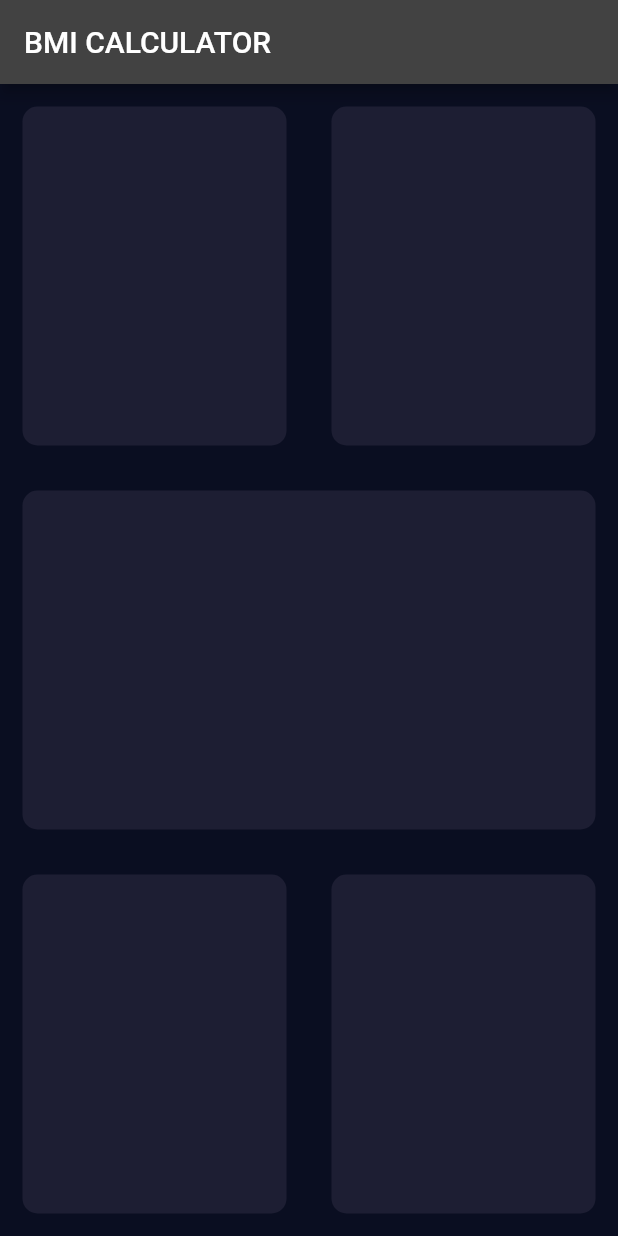
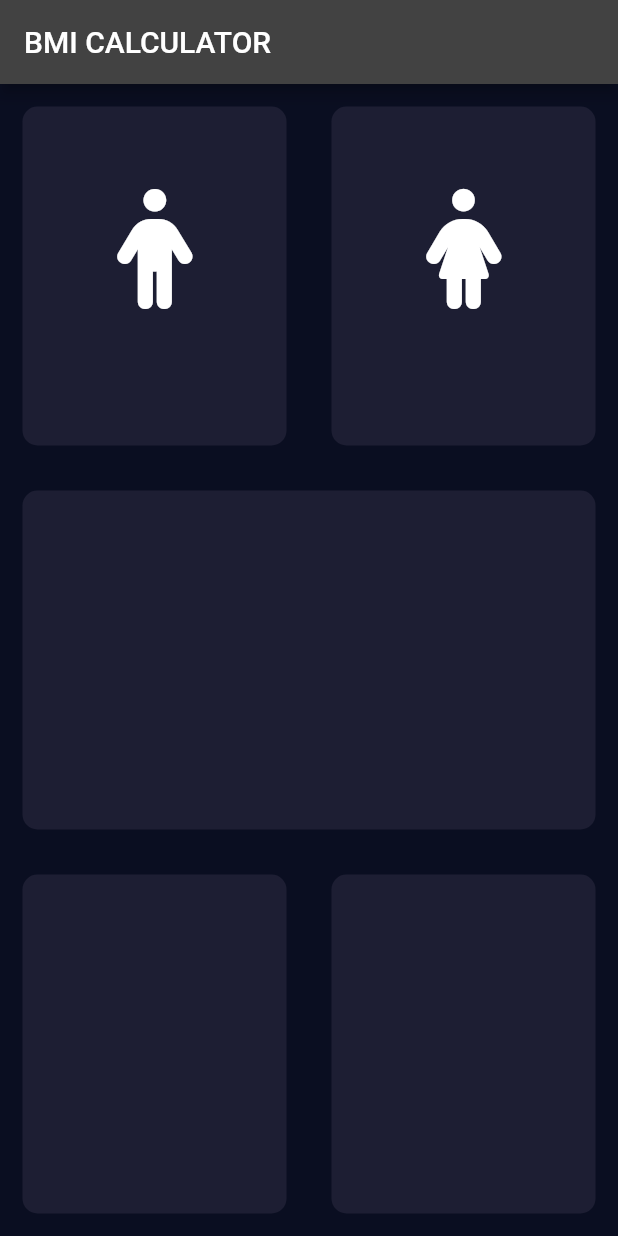
Before and after one commit to TayyebJamil/bmicalculatordesktop, a Flutter app: the screen it shows after launch, on a phone screen of 412 x 824 dp. Run offline on Flutter 3.47's test engine with Material 2 defaults, Android fonts, the phone set to English and light mode, and no system bars; our stand-ins replace font_awesome_flutter.

Commit message:
lec57/part04

```diff
--- a/lib/input_page.dart
+++ b/lib/input_page.dart
@@ -1,5 +1,6 @@
 import 'package:flutter/cupertino.dart';
 import 'package:flutter/material.dart';
+import 'package:font_awesome_flutter/font_awesome_flutter.dart';
 class InputPage extends StatefulWidget {
   @override
   _InputPageState createState() => _InputPageState();
@@ -18,9 +19,17 @@ class _InputPageState extends State<InputPage> {
             children: <Widget>[
               Expanded(child: RepeatcontainerCode(
                   colors: Color(0xFF1D1E33),
+                  cardwidget: RepeatIconandTextwidget(
+                    iconData: FontAwesomeIcons.male,
+                    label: 'Male',
+                  ),
               ),),
               Expanded(child: RepeatcontainerCode(
                 colors: Color(0xFF1D1E33),
+                cardwidget: RepeatIconandTextwidget(
+                  iconData: FontAwesomeIcons.female,
+                  label: 'Female',
+                ),
               ),),
             ],
           ),),
@@ -43,13 +52,43 @@ class _InputPageState extends State<InputPage> {
   }
 }
 
+class RepeatIconandTextwidget extends StatelessWidget {
+  RepeatIconandTextwidget({@required this.iconData,this.label});
+  final IconData iconData;
+  final String label;
+
+  @override
+  Widget build(BuildContext context) {
+    return Column(
+      mainAxisAlignment: MainAxisAlignment.center,
+      children: <Widget>[
+        Icon(
+          iconData,
+          size: 80.0,
+        ),
+        SizedBox(
+          height: 15.0,
+
+        ),
+        Text(label,
+          style: TextStyle(
+          fontSize: 18.0,
+          color: Color(0xFF1D1E33),
+        ),)
+      ],
+    );
+  }
+}
+
 class RepeatcontainerCode extends StatelessWidget {
-  RepeatcontainerCode({@required this.colors});
+  RepeatcontainerCode({@required this.colors,this.cardwidget});
    final Color colors;
+   final Widget cardwidget;
   @override
   Widget build(BuildContext context) {
     return Container(
       margin: EdgeInsets.all(15.0),
+      child: cardwidget,
       decoration: BoxDecoration(
         color: colors,
         borderRadius: BorderRadiusDirectional.circular(10.0)
--- a/pubspec.yaml
+++ b/pubspec.yaml
@@ -11,6 +11,7 @@ dependencies:
     sdk: flutter
 
   cupertino_icons: ^0.1.2
+  font_awesome_flutter: ^10.1.0
 
 dev_dependencies:
   flutter_test:
```
